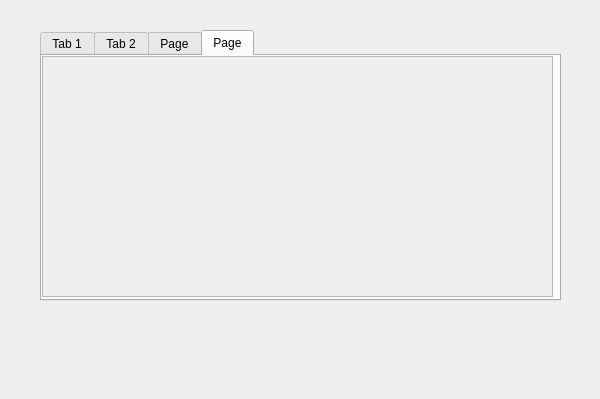
Qt form WindowProjectSettings.ui (Kiukey/UnrealManager) before a commit.
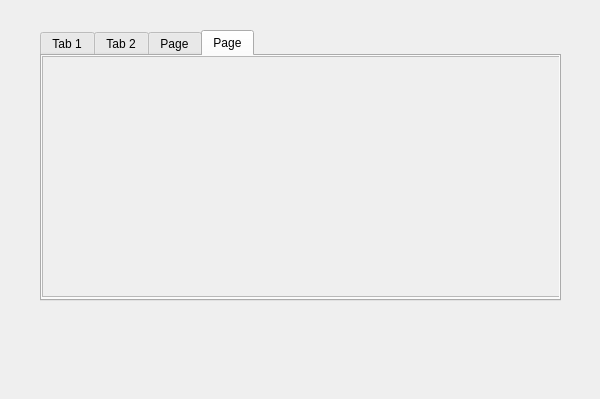
The same form after that commit. The open tabs and pages were chosen to show the change.

```diff
--- a/WindowProjectSettings.ui
+++ b/WindowProjectSettings.ui
@@ -118,7 +118,7 @@
       <rect>
        <x>0</x>
        <y>0</y>
-       <width>511</width>
+       <width>521</width>
        <height>241</height>
       </rect>
      </property>
@@ -130,10 +130,11 @@
        <rect>
         <x>0</x>
         <y>0</y>
-        <width>509</width>
+        <width>519</width>
         <height>239</height>
        </rect>
       </property>
+      <layout class="QVBoxLayout" name="verticalLayout_4"/>
      </widget>
     </widget>
    </widget>
```
Left out of the diff: 21 changed lines with no effect on the pictures.
